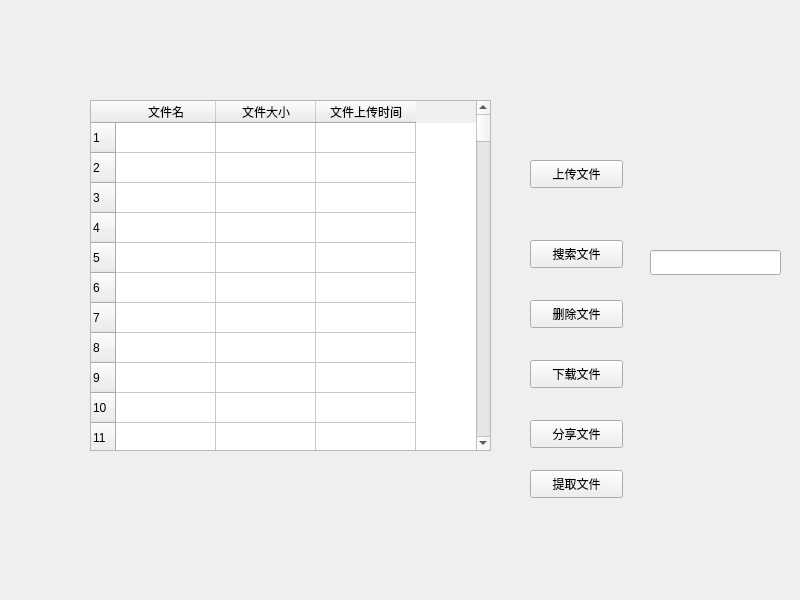
Qt form 0323client/widget.ui (naughty-12/Cloud-drive) before a commit.
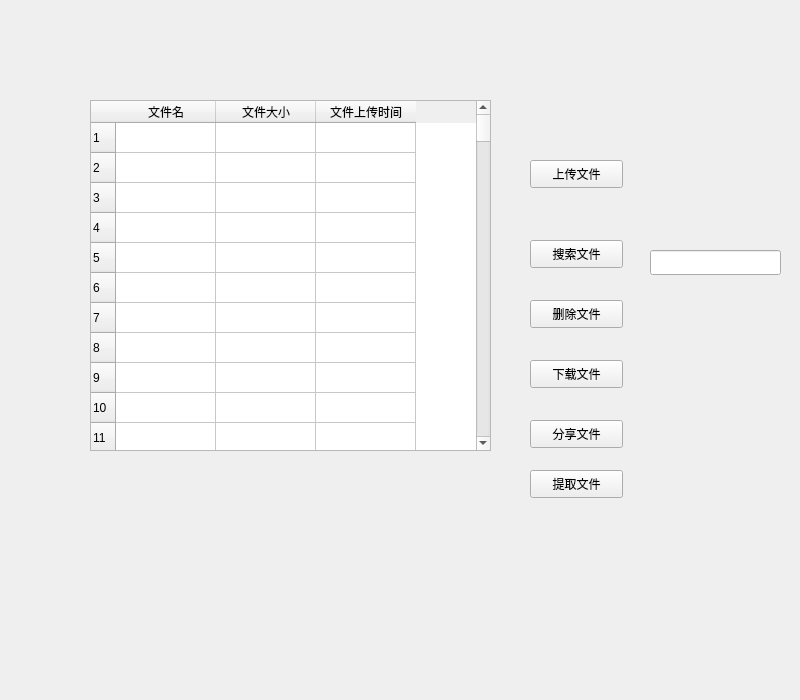
The same form after that commit.

```diff
--- a/0323client/widget.ui
+++ b/0323client/widget.ui
@@ -7,7 +7,7 @@
     <x>0</x>
     <y>0</y>
     <width>800</width>
-    <height>600</height>
+    <height>700</height>
    </rect>
   </property>
   <property name="windowTitle">
```
